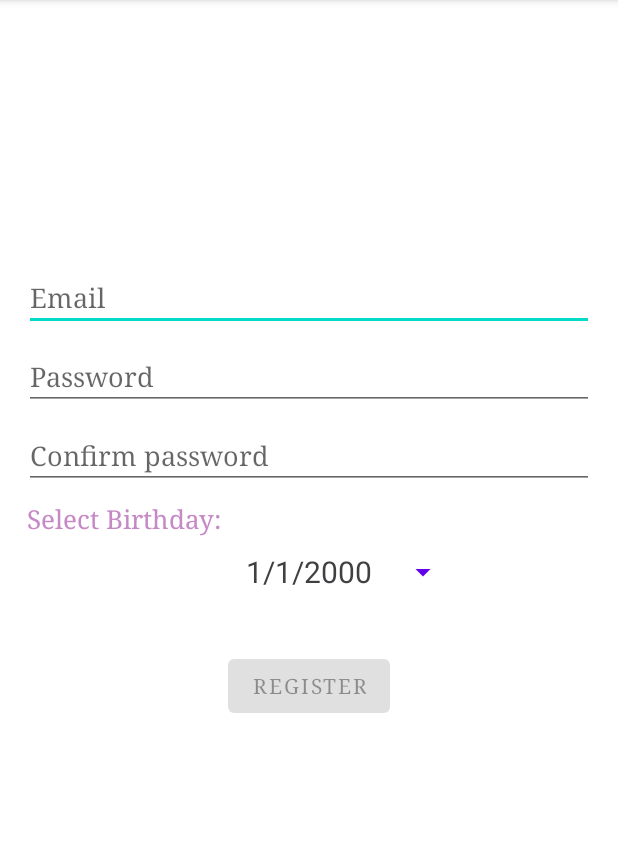
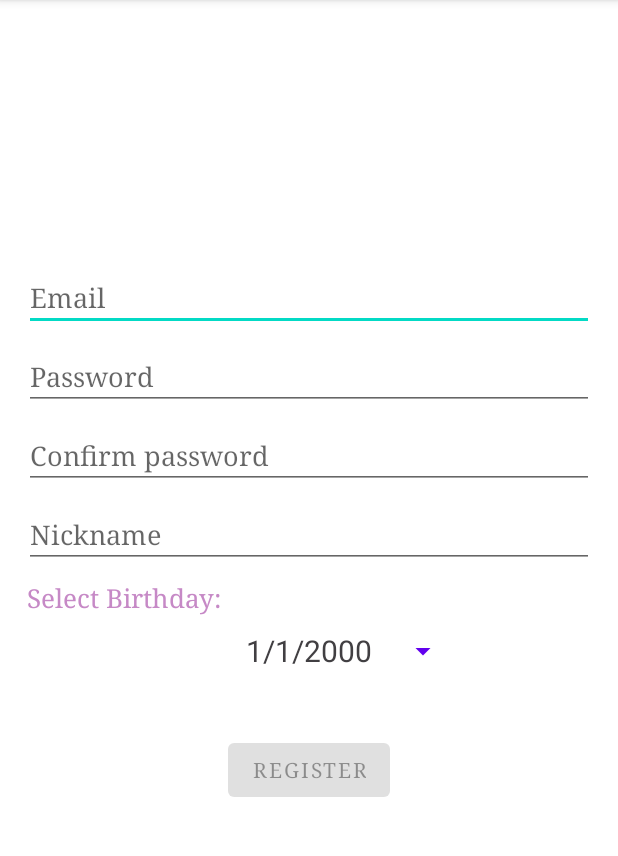
Before and after one commit to FeliX-Hell0/CSCI310_Group_Project, an Android app: the RegisterActivity screen opened directly, with no data from a screen before it, on a phone screen of 412 x 824 dp, the part 84-940 px from its top. Run offline under Robolectric (Android 15) with nearby library versions, the phone set to English and light mode, and no system bars; our stand-ins replace Firebase (no records; nobody signed in at launch, a user with empty details on screens opened directly), Picasso; pictures from the network do not load.

Commit message:
add nickname field

```diff
--- a/app/src/main/java/com/example/csci310_group_project/ui/register/RegisterActivity.java
+++ b/app/src/main/java/com/example/csci310_group_project/ui/register/RegisterActivity.java
@@ -147,6 +147,7 @@ public class RegisterActivity extends AppCompatActivity {
         final EditText usernameEditText = binding.username;
         final EditText passwordEditText = binding.password;
         final EditText repasswordEditText = binding.repassword;
+        final EditText nicknameEditText = binding.nickname;
         final Button loginButton = binding.login;
         final ProgressBar loadingProgressBar = binding.loading;
 
@@ -203,7 +204,7 @@ public class RegisterActivity extends AppCompatActivity {
             @Override
             public void afterTextChanged(Editable s) {
                 loginViewModel.loginDataChanged(usernameEditText.getText().toString(),
-                        passwordEditText.getText().toString(), repasswordEditText.getText().toString());
+                        passwordEditText.getText().toString(), repasswordEditText.getText().toString(), nicknameEditText.getText().toString());
             }
         };
         usernameEditText.addTextChangedListener(afterTextChangedListener);
@@ -221,7 +222,7 @@ public class RegisterActivity extends AppCompatActivity {
             }
         });
 
-
+        nicknameEditText.addTextChangedListener(afterTextChangedListener);
 
         loginButton.setOnClickListener(new View.OnClickListener() {
             @Override
@@ -230,6 +231,7 @@ public class RegisterActivity extends AppCompatActivity {
                 String username = usernameEditText.getText().toString();
                 String password = passwordEditText.getText().toString();
                 String birthday = birthdayPicker.getText().toString();
+                String nickname = nicknameEditText.getText().toString();
                 Log.i("bday", birthday);
                 //String repassword = repasswordEditText.getText().toString();
                 if (selected != null){
@@ -247,6 +249,7 @@ public class RegisterActivity extends AppCompatActivity {
                                     user.put("username", username);
                                     user.put("password", password);
                                     user.put("birthday", birthday);
+                                    user.put("nickname", nickname);
                                     user.put("registeredEvents", "");
                                     user.put("favorites", "");
                                     user.put("time", "");
--- a/app/src/main/res/layout/activity_register.xml
+++ b/app/src/main/res/layout/activity_register.xml
@@ -53,6 +53,21 @@
         app:layout_constraintStart_toStartOf="parent"
         app:layout_constraintTop_toBottomOf="@+id/password" />
 
+    <EditText
+        android:id="@+id/nickname"
+        android:layout_width="0dp"
+        android:layout_height="wrap_content"
+        android:layout_marginTop="8dp"
+        android:hint="Nickname"
+        android:imeActionLabel="@string/action_sign_in_short"
+        android:imeOptions="actionDone"
+        android:inputType="text"
+        android:selectAllOnFocus="true"
+        android:fontFamily="serif"
+        app:layout_constraintEnd_toEndOf="parent"
+        app:layout_constraintStart_toStartOf="parent"
+        app:layout_constraintTop_toBottomOf="@+id/repassword" />
+
     <TextView
         android:id="@+id/selectBirthday"
         android:layout_width="0dp"
@@ -65,7 +80,8 @@
         android:fontFamily="serif"
         app:layout_constraintEnd_toEndOf="parent"
         app:layout_constraintStart_toStartOf="parent"
-        app:layout_constraintTop_toBottomOf="@+id/repassword" />
+        app:layout_constraintTop_toBottomOf="@+id/nickname" />
+
 
     <Button
         android:id="@+id/birthdayPickerButton"
@@ -86,7 +102,7 @@
         android:layout_width="wrap_content"
         android:layout_height="wrap_content"
         android:layout_gravity="start"
-        android:layout_marginTop="56dp"
+        android:layout_marginTop="126dp"
         android:layout_marginBottom="64dp"
         android:enabled="false"
         android:text="REGISTER"
--- a/app/src/main/res/values/strings.xml
+++ b/app/src/main/res/values/strings.xml
@@ -12,6 +12,7 @@
     <string name="invalid_username">Not a valid username</string>
     <string name="invalid_password">Password must be >5 characters</string>
     <string name="invalid_repassword">Not match with password</string>
+    <string name="invalid_nickname">Not a valid nickname</string>
     <string name="login_failed">"Login failed"</string>
     <string name="title_activity_detail">"Event Detail"</string>
     <!-- TODO: Remove or change this placeholder text -->
```
Also changed, not shown: app/src/main/java/com/example/csci310_group_project/fragment/ProfileFragment.java (+6 -1 lines), app/src/main/java/com/example/csci310_group_project/ui/register/LoginFormState.java (+9 -1 lines), app/src/main/java/com/example/csci310_group_project/ui/register/LoginViewModel.java (+12 -5 lines).
